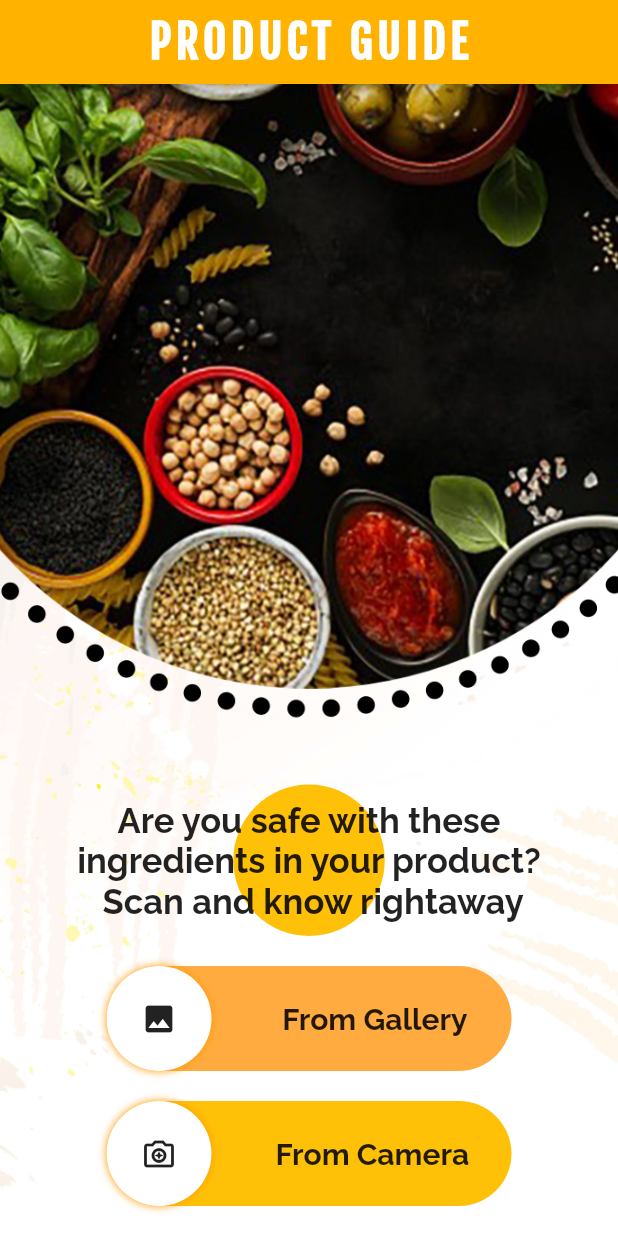
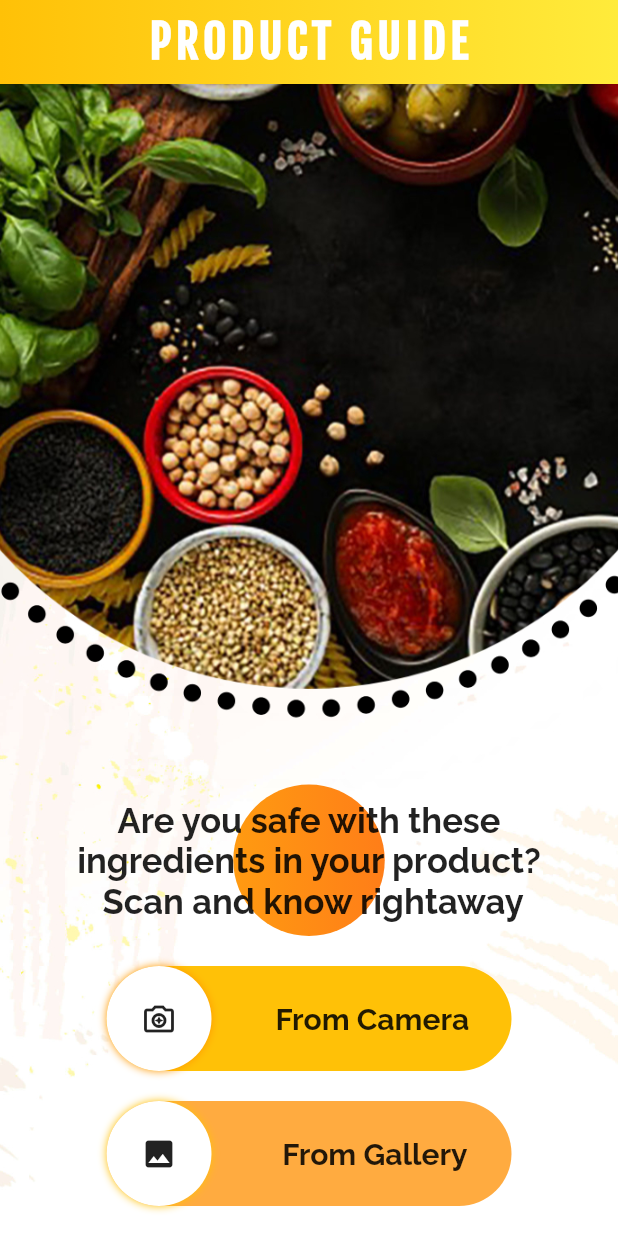
Before and after one commit to VinayakaKS/ProductGuideApp, a Flutter app: the screen it shows after launch, on a phone screen of 412 x 824 dp. Run offline on Flutter 3.47's test engine with Material 2 defaults, Android fonts, the phone set to English and light mode, and no system bars; drawn by our look-alikes of slider_button; our stand-ins replace image_picker, new_gradient_app_bar.

Commit message:
Changed arrangements and colour themes with gradien

```diff
--- a/lib/main.dart
+++ b/lib/main.dart
@@ -3,6 +3,7 @@ import 'dart:io';
 import 'dart:ui';
 import 'dart:async';
 import 'package:flutter/cupertino.dart';
+import 'package:new_gradient_app_bar/new_gradient_app_bar.dart';
 import 'package:flutter/material.dart';
 import 'package:slider_button/slider_button.dart';
 import 'package:flutter_image_picker_2/safe_screen.dart';
@@ -22,6 +23,7 @@ class MyApp extends StatelessWidget {
       title: 'Product Guide App',
       theme: ThemeData(
         primarySwatch: Colors.blue,
+        visualDensity: VisualDensity.adaptivePlatformDensity,
       ),
       initialRoute: '/',
       routes: {
@@ -52,7 +54,7 @@ class _MyHomePageState extends State<MyHomePage> {
   @override
   Widget build(BuildContext context) {
     return Scaffold(
-        appBar: AppBar(
+        appBar: NewGradientAppBar(
           title: Text("PRODUCT GUIDE",
               style: TextStyle(
                 fontSize: 30,
@@ -62,7 +64,12 @@ class _MyHomePageState extends State<MyHomePage> {
                 color: Colors.white,
               )),
           centerTitle: true,
-          backgroundColor: Colors.amber[600],
+          gradient: LinearGradient(
+            colors: const [
+              Colors.amber,
+              Colors.yellow,
+            ],
+          ),
         ),
         body: Container(
             child: (_dataModel == null)
@@ -87,25 +94,25 @@ class _MyHomePageState extends State<MyHomePage> {
                                           _dataModel = getData(image_string);
                                         });
                                       },
-                                      label: Text("Upload",
+                                      label: Text("Upload now",
                                           textAlign: TextAlign.center,
                                           style: TextStyle(
-                                              fontSize: 25,
+                                              fontSize: 20,
                                               fontStyle: FontStyle.normal,
                                               fontWeight: FontWeight.bold,
                                               fontFamily: 'Raleway')),
                                       boxShadow: BoxShadow(
-                                        color: Colors.orange,
+                                        color: Colors.amber,
                                         blurRadius: 4,
                                       ),
                                       icon: Icon(Icons.cloud_upload_outlined),
                                       buttonColor: Colors.white,
-                                      backgroundColor: Colors.amber,
+                                      backgroundColor: Colors.orangeAccent,
                                       highlightedColor: Colors.white,
                                       baseColor: Colors.black,
                                     ),
                                     Container(
-                                      height: 50.0,
+                                      height: 60.0,
                                     )
                                   ])
                             ]
@@ -113,9 +120,13 @@ class _MyHomePageState extends State<MyHomePage> {
                               Container(
                                   alignment: Alignment.bottomCenter,
                                   decoration: BoxDecoration(
-                                    shape: BoxShape.circle,
-                                    color: Colors.amber,
-                                  ),
+                                      shape: BoxShape.circle,
+                                      gradient: LinearGradient(
+                                        colors: const [
+                                          Colors.amber,
+                                          Colors.deepOrange,
+                                        ],
+                                      )),
                                   padding: EdgeInsets.all(10.0),
                                   margin: EdgeInsets.all(20.0),
                                   child: Text(
@@ -126,28 +137,6 @@ class _MyHomePageState extends State<MyHomePage> {
                                           fontStyle: FontStyle.normal,
                                           fontWeight: FontWeight.bold,
                                           fontFamily: 'Raleway'))),
-                              SliderButton(
-                                action: () {
-                                  _getFromGallery();
-                                },
-                                label: Text("From Gallery",
-                                    textAlign: TextAlign.center,
-                                    style: TextStyle(
-                                        fontSize: 20,
-                                        fontStyle: FontStyle.normal,
-                                        fontWeight: FontWeight.bold,
-                                        fontFamily: 'Raleway')),
-                                boxShadow: BoxShadow(
-                                  color: Colors.orange,
-                                  blurRadius: 4,
-                                ),
-                                icon: Icon(Icons.photo),
-                                buttonColor: Colors.white,
-                                backgroundColor: Colors.orangeAccent,
-                                highlightedColor: Colors.white,
-                                baseColor: Colors.black,
-                              ),
-                              Container(height: 20.0),
                               SliderButton(
                                 action: () {
                                   _getFromCamera();
@@ -166,6 +155,28 @@ class _MyHomePageState extends State<MyHomePage> {
                                 icon: Icon(Icons.camera_enhance_outlined),
                                 buttonColor: Colors.white,
                                 backgroundColor: Colors.amber,
+                                highlightedColor: Colors.white,
+                                baseColor: Colors.black,
+                              ),
+                              Container(height: 20.0),
+                              SliderButton(
+                                action: () {
+                                  _getFromGallery();
+                                },
+                                label: Text("From Gallery",
+                                    textAlign: TextAlign.center,
+                                    style: TextStyle(
+                                        fontSize: 20,
+                                        fontStyle: FontStyle.normal,
+                                        fontWeight: FontWeight.bold,
+                                        fontFamily: 'Raleway')),
+                                boxShadow: BoxShadow(
+                                  color: Colors.amber,
+                                  blurRadius: 4,
+                                ),
+                                icon: Icon(Icons.photo),
+                                buttonColor: Colors.white,
+                                backgroundColor: Colors.orangeAccent,
                                 highlightedColor: Colors.white,
                                 baseColor: Colors.black,
                               ),
@@ -236,9 +247,10 @@ class _MyHomePageState extends State<MyHomePage> {
             }
           } else if (snapshot.hasError) {
             return Container(
+                height: 250,
                 decoration: BoxDecoration(
                     border: Border.all(
-                      color: Colors.red,
+                      color: Colors.red.shade700,
                     ),
                     borderRadius: BorderRadius.all(Radius.circular(20))),
                 padding: EdgeInsets.all(10.0),
@@ -246,20 +258,32 @@ class _MyHomePageState extends State<MyHomePage> {
                 child: Column(
                   children: [
                     Container(
+                      alignment: Alignment.center,
+                      height: 110,
                       decoration: BoxDecoration(
-                        shape: BoxShape.circle,
-                        color: Colors.redAccent,
-                      ),
+                          shape: BoxShape.circle,
+                          // color: Colors.redAccent,
+                          gradient: LinearGradient(
+                            colors: const [
+                              Colors.red,
+                              Colors.white,
+                            ],
+                          )),
                       padding: EdgeInsets.all(10.0),
                       margin: EdgeInsets.all(20.0),
                       child: Text(
-                        "OOps",
+                        "           OOps \n An error occured",
                         style: TextStyle(
-                          fontStyle: FontStyle.italic,
-                        ),
+                            fontStyle: FontStyle.normal,
+                            fontWeight: FontWeight.bold),
                       ),
                     ),
-                    Text('${snapshot.error}'),
+                    Text(
+                      '${snapshot.error}',
+                      style: TextStyle(
+                        fontStyle: FontStyle.italic,
+                      ),
+                    ),
                   ],
                 ));
           }
--- a/lib/model.dart
+++ b/lib/model.dart
@@ -11,7 +11,7 @@ class data {
   }
 
   Map<String, dynamic> toJson() {
-    final Map<String, dynamic> data = new Map<String, dynamic>();
+    final Map<String, dynamic> data = Map<String, dynamic>();
     data['Toxic'] = toxic;
     data['Recommendation'] = recommendation;
     return data;
--- a/lib/safe_screen.dart
+++ b/lib/safe_screen.dart
@@ -1,3 +1,5 @@
+// ignore_for_file: use_key_in_widget_constructors
+
 import 'package:flutter/material.dart';
 
 class SafeScreen extends StatelessWidget {
--- a/pubspec.yaml
+++ b/pubspec.yaml
@@ -31,6 +31,7 @@ dependencies:
   image_picker: ^0.8.1+3
   slider_button: ^2.0.0
   gradient_app_bar: ^0.1.3
+  new_gradient_app_bar: ^0.2.0
 dev_dependencies:
   flutter_lints: ^1.0.4
   flutter_test:
```
Also changed, not shown: pubspec.lock.
